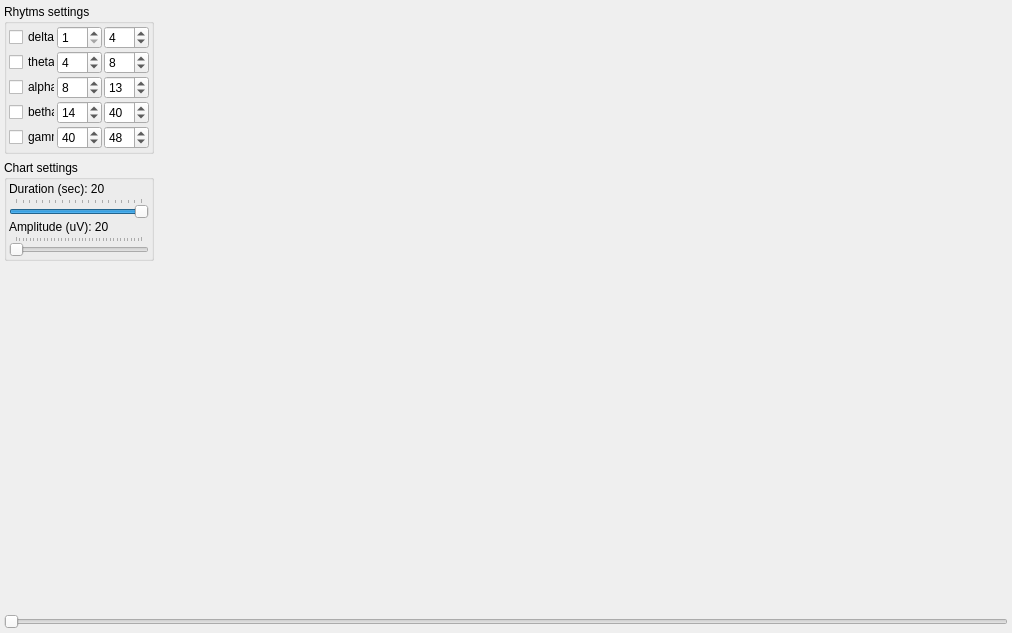
Old version of the form UI/rhytmwindow.ui in the repository ZarkSPb/BB_Python.
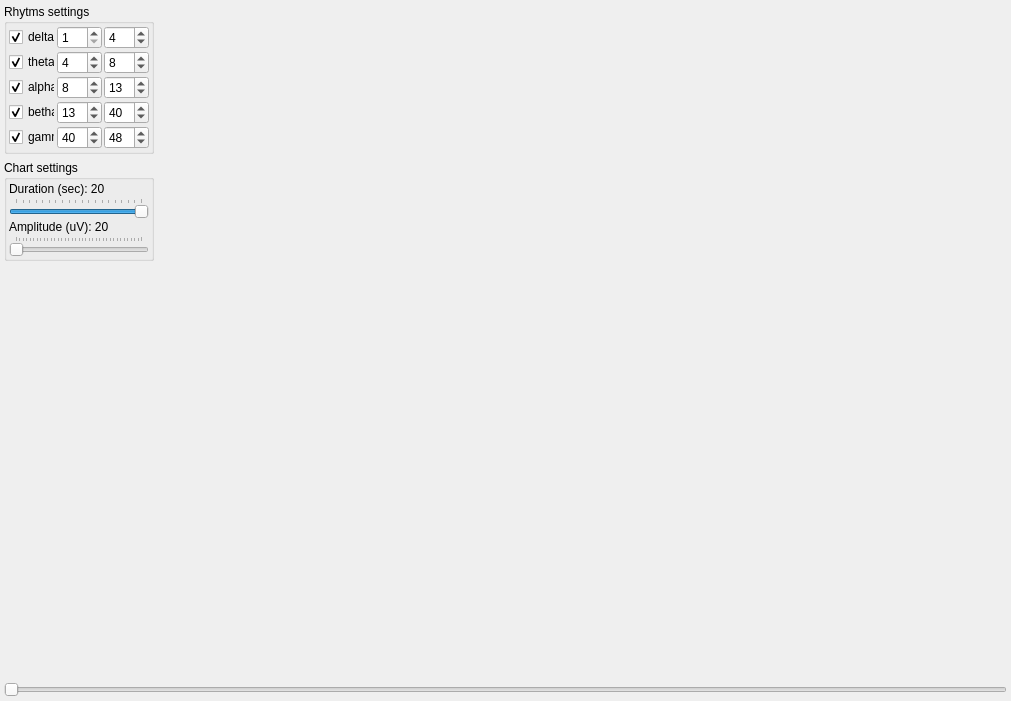
New version of the form.

```diff
--- a/UI/rhytmwindow.ui
+++ b/UI/rhytmwindow.ui
@@ -6,8 +6,8 @@
    <rect>
     <x>0</x>
     <y>0</y>
-    <width>1012</width>
-    <height>633</height>
+    <width>1011</width>
+    <height>701</height>
    </rect>
   </property>
   <property name="windowTitle">
@@ -85,6 +85,9 @@
            <property name="text">
             <string>delta</string>
            </property>
+           <property name="checked">
+            <bool>true</bool>
+           </property>
           </widget>
          </item>
          <item row="0" column="1">
@@ -115,6 +118,9 @@
            <property name="text">
             <string>theta</string>
            </property>
+           <property name="checked">
+            <bool>true</bool>
+           </property>
           </widget>
          </item>
          <item row="1" column="1">
@@ -148,6 +154,9 @@
            <property name="text">
             <string>alpha</string>
            </property>
+           <property name="checked">
+            <bool>true</bool>
+           </property>
           </widget>
          </item>
          <item row="2" column="1">
@@ -181,6 +190,9 @@
            <property name="text">
             <string>betha</string>
            </property>
+           <property name="checked">
+            <bool>true</bool>
+           </property>
           </widget>
          </item>
          <item row="3" column="1">
@@ -192,7 +204,7 @@
             <number>100</number>
            </property>
            <property name="value">
-            <number>14</number>
+            <number>13</number>
            </property>
           </widget>
          </item>
@@ -214,6 +226,9 @@
            <property name="text">
             <string>gamma</string>
            </property>
+           <property name="checked">
+            <bool>true</bool>
+           </property>
           </widget>
          </item>
          <item row="4" column="1">
```
Left out of the diff: 261 changed lines with no effect on the pictures.
